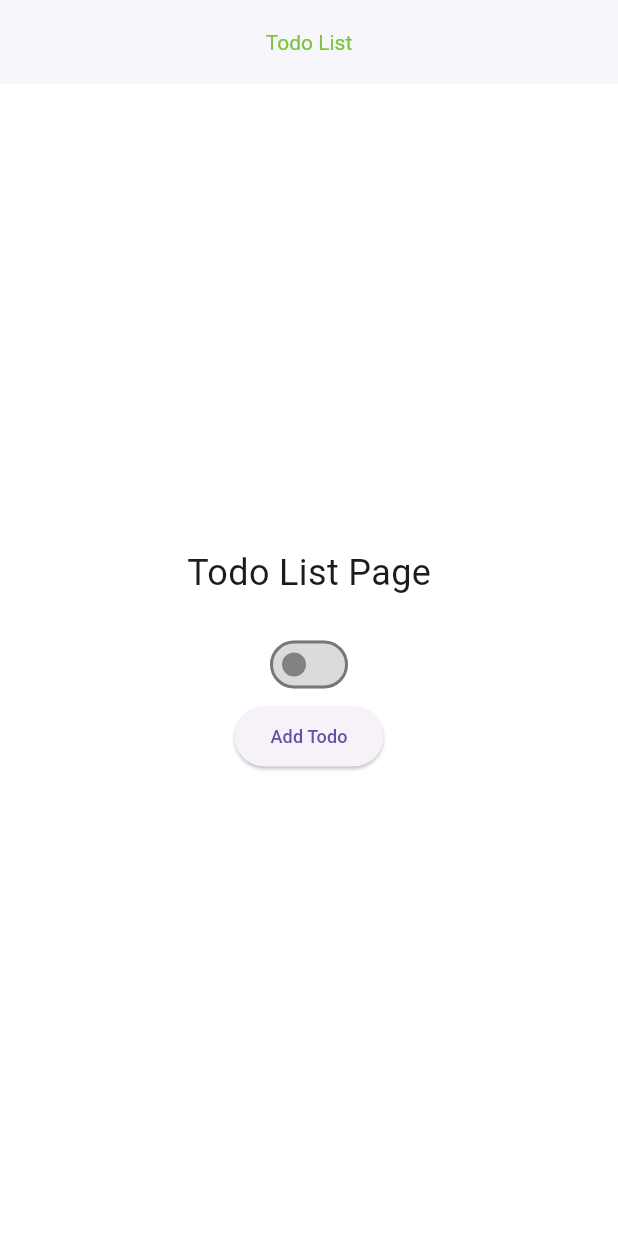
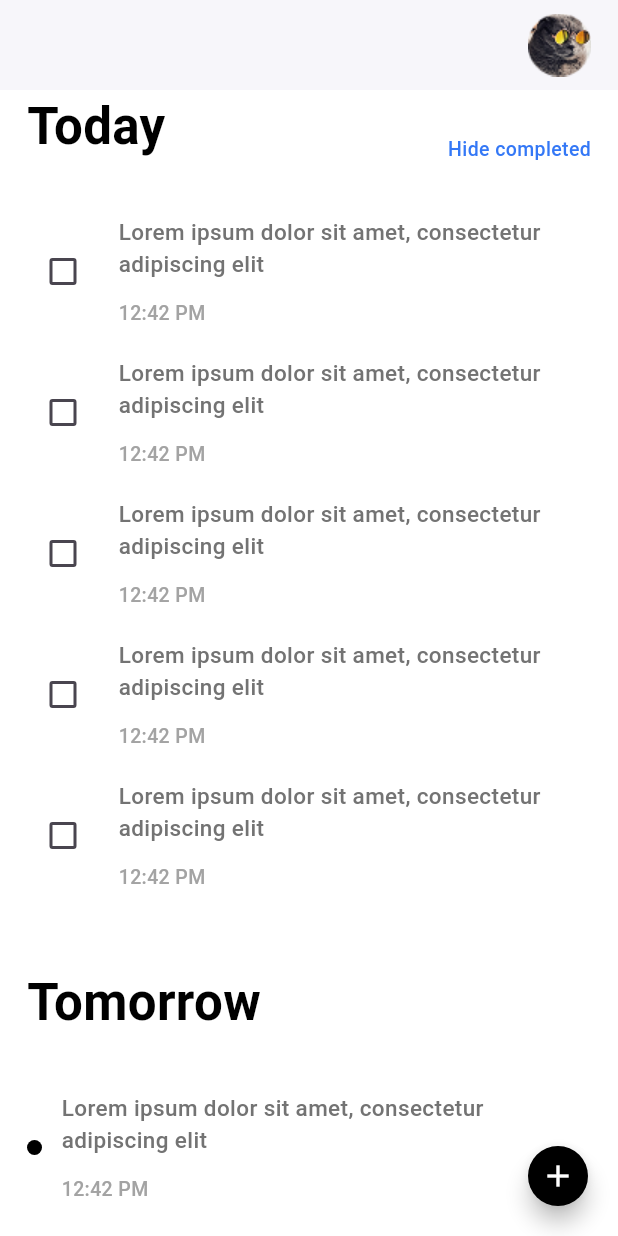
Before and after one commit to Mohsenvafaei1362/testproject, a Flutter app: the TodoList screen opened by its route, on a phone screen of 412 x 824 dp. Run offline on Flutter 3.47's test engine with Material 3 defaults, Android fonts, the phone set to English and light mode, and no system bars; our stand-ins replace bloc, connectivity_plus, dartz, dio, easy_dynamic_theme, equatable and 6 more; missing offline and left inert: curl_logger_dio_interceptor; generated files the repository leaves out were written again; statements that could not run were skipped.

Commit message:
Create a todolist page

```diff
--- a/lib/features/register/data/datasource/register_repository_impl.dart
+++ b/lib/features/register/data/datasource/register_repository_impl.dart
@@ -1,10 +1,13 @@
 import 'package:dartz/dartz.dart';
+import 'package:injectable/injectable.dart';
 import 'package:testproject/core/error/failures.dart';
+import 'package:testproject/core/network/di/di.dart';
 import 'package:testproject/core/network/safe_api_call.dart';
 import 'package:testproject/core/network/service/api_client.dart';
 import 'package:testproject/features/register/domain/ripository/register_repository.dart';
 import 'package:testproject/features/register/domain/usecase/register_usecase.dart';
 
+@LazySingleton(as: RegisterRepository, env: [Env.dev, Env.prod])
 class RegisterRepositoryImpl extends SafeApiCall implements RegisterRepository {
   RegisterRepositoryImpl(super.networkInfo, this.apiClient);
   final ApiClient apiClient;
--- a/lib/features/todo_list/presentation/pages/todo_list.dart
+++ b/lib/features/todo_list/presentation/pages/todo_list.dart
@@ -1,5 +1,5 @@
-import 'package:easy_dynamic_theme/easy_dynamic_theme.dart';
 import 'package:flutter/material.dart';
+import 'package:testproject/gen/assets.gen.dart';
 
 class TodoList extends StatefulWidget {
   const TodoList({super.key});
@@ -9,33 +9,163 @@ class TodoList extends StatefulWidget {
 }
 
 class _TodoListState extends State<TodoList> {
-  bool isDark = false;
+  // لیست وضعیت هر چک‌باکس
+  List<bool> isCheckedList = List.generate(5, (_) => false);
   @override
   Widget build(BuildContext context) {
     return Scaffold(
-      appBar: AppBar(title: const Text('Todo List')),
-      body: Center(
+      floatingActionButton: FloatingActionButton.small(
+        shape: RoundedRectangleBorder(borderRadius: BorderRadius.circular(50)),
+        onPressed: () {},
+        child: Icon(Icons.add, color: Colors.white),
+      ),
+      appBar: AppBar(
+        toolbarHeight: 60,
+        actions: [Image.asset(Assets.images.unsplashYMSecCHsIBc.path)],
+        actionsPadding: EdgeInsets.symmetric(horizontal: 18),
+      ),
+      body: SingleChildScrollView(
+        child: Padding(
+          padding: const EdgeInsets.fromLTRB(18, 0, 18, 18),
           child: Column(
-          mainAxisAlignment: MainAxisAlignment.center,
-          children: <Widget>[
-            const Text('Todo List Page', style: TextStyle(fontSize: 24)),
-            const SizedBox(height: 20),
-            Switch(
-              value: isDark,
+            crossAxisAlignment: CrossAxisAlignment.start,
+            children: [
+              Row(
+                crossAxisAlignment: CrossAxisAlignment.end,
+                mainAxisAlignment: MainAxisAlignment.spaceBetween,
+                children: [
+                  Text(
+                    'Today',
+                    style: TextStyle(
+                      fontSize: 34,
+                      fontWeight: FontWeight.w700,
+                      color: Color(0xff000000),
+                    ),
+                  ),
+                  Text(
+                    'Hide completed',
+                    style: TextStyle(
+                      fontSize: 13,
+                      fontWeight: FontWeight.w500,
+                      color: Color(0xff3478F6),
+                    ),
+                  ),
+                ],
+              ),
+              SizedBox(height: 35),
+              ListView.builder(
+                itemCount: isCheckedList.length,
+                shrinkWrap: true,
+                physics: NeverScrollableScrollPhysics(),
+                itemBuilder: (BuildContext context, int index) {
+                  return Container(
+                    margin: EdgeInsets.only(bottom: 20),
+                    child: Row(
+                      children: [
+                        Checkbox(
+                          value: isCheckedList[index],
                           onChanged: (value) {
-                EasyDynamicTheme.of(context).changeTheme(dark: value);
                             setState(() {
-                  isDark = !isDark;
+                              isCheckedList[index] = value ?? false;
                             });
                           },
                         ),
-            ElevatedButton(
-              onPressed: () {
-                // Add your button action here
-              },
-              child: const Text('Add Todo'),
+                        SizedBox(width: 13),
+                        Column(
+                          crossAxisAlignment: CrossAxisAlignment.start,
+                          children: [
+                            SizedBox(
+                              width:
+                                  MediaQuery.of(context).size.width *
+                                  .7, // محدود کردن عرض به عرض موجود
+                              child: Text(
+                                'Lorem ipsum dolor sit amet, consectetur adipiscing elit',
+                                style: TextStyle(
+                                  color: Color(0xff737373),
+                                  fontSize: 15,
+                                  fontWeight: FontWeight.w500,
+                                ),
+                                softWrap:
+                                    true, // برای اینکه متن به خط بعدی برود
+                              ),
+                            ),
+                            SizedBox(height: 13),
+                            Text(
+                              '12:42 PM',
+                              style: TextStyle(
+                                color: Color(0xffA3A3A3),
+                                fontSize: 13,
+                                fontWeight: FontWeight.w500,
+                              ),
                             ),
                           ],
+                        ),
+                      ],
+                    ),
+                  );
+                },
+              ),
+              SizedBox(height: 30),
+              Text(
+                'Tomorrow',
+                style: TextStyle(
+                  fontSize: 34,
+                  fontWeight: FontWeight.w700,
+                  color: Color(0xff000000),
+                ),
+              ),
+              // Suggested code may be subject to a license. Learn more: ~LicenseLog:3418398354.
+              SizedBox(height: 35),
+              ListView.builder(
+                itemCount: 3,
+                shrinkWrap: true,
+                physics: NeverScrollableScrollPhysics(),
+                itemBuilder: (BuildContext context, int index) {
+                  return Container(
+                    margin: EdgeInsets.only(bottom: 20),
+                    child: Row(
+                      children: [
+                        Container(
+                          height: 10,
+                          width: 10,
+                          decoration: BoxDecoration(
+                            shape: BoxShape.circle,
+                            color: Colors.black,
+                          ),
+                        ),
+                        SizedBox(width: 13),
+                        Column(
+                          crossAxisAlignment: CrossAxisAlignment.start,
+                          children: [
+                            SizedBox(
+                              width: 290,
+                              child: Text(
+                                'Lorem ipsum dolor sit amet, consectetur adipiscing elit',
+                                style: TextStyle(
+                                  color: Color(0xff737373),
+                                  fontSize: 15,
+                                  fontWeight: FontWeight.w500,
+                                ),
+                              ),
+                            ),
+                            SizedBox(height: 13),
+                            Text(
+                              '12:42 PM',
+                              style: TextStyle(
+                                color: Color(0xffA3A3A3),
+                                fontSize: 13,
+                                fontWeight: FontWeight.w500,
+                              ),
+                            ),
+                          ],
+                        ),
+                      ],
+                    ),
+                  );
+                },
+              ),
+            ],
+          ),
         ),
       ),
     );
--- a/lib/gen/assets.gen.dart
+++ b/lib/gen/assets.gen.dart
@@ -27,8 +27,19 @@ class $AssetsImagesGen {
   /// File path: assets/images/logo4.png
   AssetGenImage get logo4 => const AssetGenImage('assets/images/logo4.png');
 
+  /// File path: assets/images/unsplash_yMSecCHsIBc.png
+  AssetGenImage get unsplashYMSecCHsIBc =>
+      const AssetGenImage('assets/images/unsplash_yMSecCHsIBc.png');
+
   /// List of all assets
-  List<AssetGenImage> get values => [logo, logo1, logo2, logo3, logo4];
+  List<AssetGenImage> get values => [
+    logo,
+    logo1,
+    logo2,
+    logo3,
+    logo4,
+    unsplashYMSecCHsIBc,
+  ];
 }
 
 class Assets {
--- a/lib/main.dart
+++ b/lib/main.dart
@@ -6,7 +6,7 @@ import 'package:testproject/core/network/di/di.dart';
 
 void main() async {
   WidgetsFlutterBinding.ensureInitialized();
-  configureDependencies(environment: Env.dev);
+  await configureDependencies(environment: Env.dev);
   runApp(
     EasyDynamicThemeWidget(
       //! تنظیم حالت پیش‌فرض تم به حالت روشن (Light)
```
Also changed, not shown: assets/images/unsplash_yMSecCHsIBc.png (added), lib/core/network/di/di.config.dart. Lines whose indentation alone changed are shown as unchanged.
